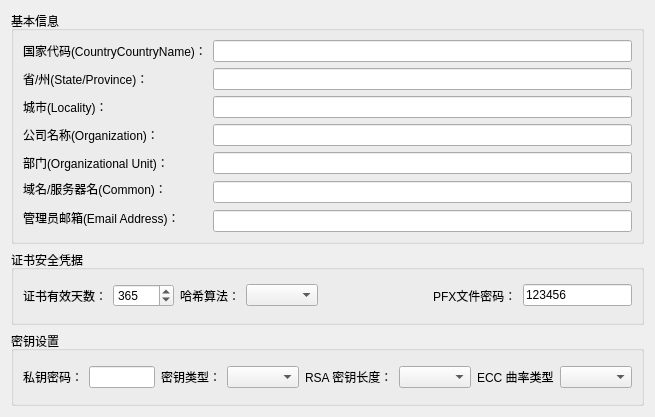
First picture: the form in CetCryptoToolkit/modules/certificatemanager/certificatemanager.ui, repository cetxiyuan/CetCryptoToolkit, before the edit.
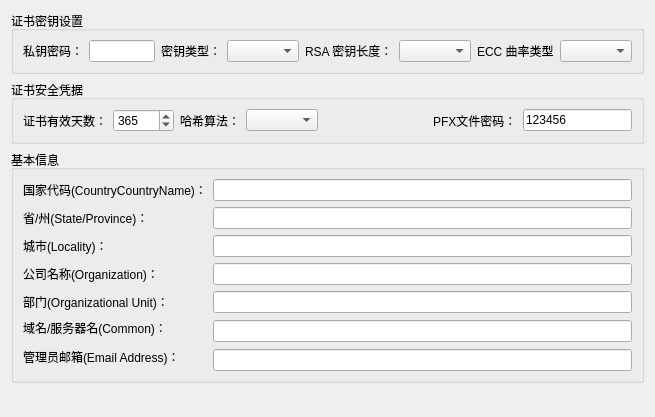
Second picture: the form after the edit.

What changed in the file:
```diff
--- a/CetCryptoToolkit/modules/certificatemanager/certificatemanager.ui
+++ b/CetCryptoToolkit/modules/certificatemanager/certificatemanager.ui
@@ -14,7 +14,7 @@
    <string>Dialog</string>
   </property>
   <layout class="QGridLayout" name="gridLayout_4">
-   <item row="0" column="0">
+   <item row="2" column="0">
     <widget class="QGroupBox" name="groupBox">
      <property name="title">
       <string>基本信息</string>
@@ -93,6 +93,76 @@
      </layout>
     </widget>
    </item>
+   <item row="0" column="0">
+    <widget class="QGroupBox" name="groupBox_3">
+     <property name="title">
+      <string>证书密钥设置</string>
+     </property>
+     <layout class="QGridLayout" name="gridLayout_3">
+      <item row="0" column="0">
+       <layout class="QHBoxLayout" name="horizontalLayout">
+        <item>
+         <widget class="QLabel" name="label_6">
+          <property name="text">
+           <string>私钥密码：</string>
+          </property>
+         </widget>
+        </item>
+        <item>
+         <widget class="QLineEdit" name="passphraseLineEdit">
+          <property name="text">
+           <string/>
+          </property>
+         </widget>
+        </item>
+        <item>
+         <spacer name="horizontalSpacer_2">
+          <property name="orientation">
+           <enum>Qt::Horizontal</enum>
+          </property>
+          <property name="sizeHint" stdset="0">
+           <size>
+            <width>40</width>
+            <height>20</height>
+           </size>
+          </property>
+         </spacer>
+        </item>
+        <item>
+         <widget class="QLabel" name="label_9">
+          <property name="text">
+           <string>密钥类型：</string>
+          </property>
+         </widget>
+        </item>
+        <item>
+         <widget class="QComboBox" name="keyTypeComboBox"/>
+        </item>
+        <item>
+         <widget class="QLabel" name="rsaKeyLengthLabel">
+          <property name="text">
+           <string>RSA 密钥长度：</string>
+          </property>
+         </widget>
+        </item>
+        <item>
+         <widget class="QComboBox" name="rsaKeyLengthComboBox"/>
+        </item>
+        <item>
+         <widget class="QLabel" name="eccCurveLabel">
+          <property name="text">
+           <string>ECC 曲率类型</string>
+          </property>
+         </widget>
+        </item>
+        <item>
+         <widget class="QComboBox" name="eccCurveComboBox"/>
+        </item>
+       </layout>
+      </item>
+     </layout>
+    </widget>
+   </item>
    <item row="1" column="0">
     <widget class="QGroupBox" name="groupBox_2">
      <property name="title">
@@ -156,75 +226,18 @@
      </layout>
     </widget>
    </item>
-   <item row="2" column="0">
-    <widget class="QGroupBox" name="groupBox_3">
-     <property name="title">
-      <string>密钥设置</string>
+   <item row="3" column="0">
+    <spacer name="verticalSpacer">
+     <property name="orientation">
+      <enum>Qt::Vertical</enum>
      </property>
-     <layout class="QGridLayout" name="gridLayout_3">
-      <item row="0" column="0">
-       <layout class="QHBoxLayout" name="horizontalLayout">
-        <item>
-         <widget class="QLabel" name="label_6">
-          <property name="text">
-           <string>私钥密码：</string>
-          </property>
-         </widget>
-        </item>
-        <item>
-         <widget class="QLineEdit" name="passphraseLineEdit">
-          <property name="text">
-           <string/>
-          </property>
-         </widget>
-        </item>
-        <item>
-         <spacer name="horizontalSpacer_2">
-          <property name="orientation">
-           <enum>Qt::Horizontal</enum>
-          </property>
-          <property name="sizeHint" stdset="0">
-           <size>
-            <width>40</width>
-            <height>20</height>
-           </size>
-          </property>
-         </spacer>
-        </item>
-        <item>
-         <widget class="QLabel" name="label_9">
-          <property name="text">
-           <string>密钥类型：</string>
-          </property>
-         </widget>
-        </item>
-        <item>
-         <widget class="QComboBox" name="keyTypeComboBox"/>
-        </item>
-        <item>
-         <widget class="QLabel" name="rsaKeyLengthLabel">
-          <property name="text">
-           <string>RSA 密钥长度：</string>
-          </property>
-         </widget>
-        </item>
-        <item>
-         <widget class="QComboBox" name="rsaKeyLengthComboBox"/>
-        </item>
-        <item>
-         <widget class="QLabel" name="eccCurveLabel">
-          <property name="text">
-           <string>ECC 曲率类型</string>
-          </property>
-         </widget>
-        </item>
-        <item>
-         <widget class="QComboBox" name="eccCurveComboBox"/>
-        </item>
-       </layout>
-      </item>
-     </layout>
-    </widget>
+     <property name="sizeHint" stdset="0">
+      <size>
+       <width>20</width>
+       <height>40</height>
+      </size>
+     </property>
+    </spacer>
    </item>
   </layout>
  </widget>
```
